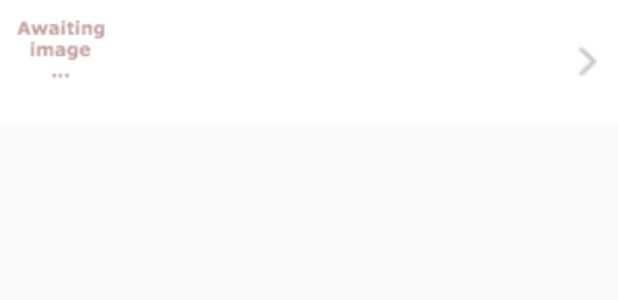
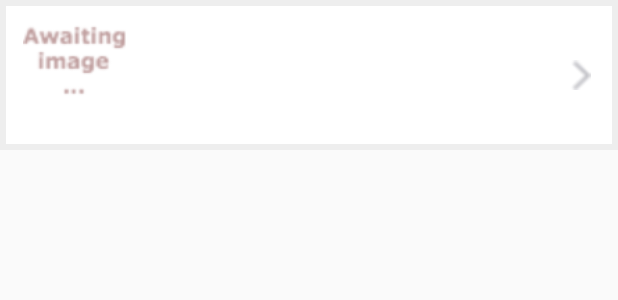
Before and after one commit to iaindownie/HurryHereNow, an Android app: the layout item_list_offer.xml on its own in the app's theme, with its tools: preview values and no code run, on a phone screen of 412 x 824 dp. Shown: the top 300 px of the screen. Run offline under Robolectric (Android 15) with nearby library versions, the phone set to English and light mode, and no system bars.

Commit message:
Bug fixes after Richard Hunter's visit. 1. Search to work off icons AND TEXT LABELS 2. After Spot & Share upload, redirect to Map (offer) Fragment 3. Increased height of lists of offers (FragmentList and FragmentRetailerDetail 4. Lock search screen to portrait

```diff
--- a/app/src/main/AndroidManifest.xml
+++ b/app/src/main/AndroidManifest.xml
@@ -68,6 +68,7 @@
 
         <activity
             android:name="com.spawny.HHNbeta.Search"
+            android:screenOrientation="portrait"
             android:theme="@android:style/Theme.NoTitleBar.Fullscreen"
             android:windowSoftInputMode="adjustPan|stateHidden">
             <intent-filter>
--- a/app/src/main/java/com/spawny/HHNbeta/Constants.java
+++ b/app/src/main/java/com/spawny/HHNbeta/Constants.java
@@ -7,10 +7,11 @@ package com.spawny.HHNbeta;
 public class Constants {
 
     // Static var for preventing uploads if in development mode
+    // and center location on Cambridge. Set to TRUE for debugging work
     public static boolean IS_DEBUG = false;
 
     // Set default distance for promotions API
-    public static int PROMOTIONS_DISTANCE = 50;
+    public static int PROMOTIONS_DISTANCE = 60;
     // Set base URLs for use throughout App
     public static String API_BASE_URL = "http://api.hurryherenow.com";
     public static String WWW_BASE_URL = "http://www.hurryherenow.com";
--- a/app/src/main/java/com/spawny/HHNbeta/MainActivity.java
+++ b/app/src/main/java/com/spawny/HHNbeta/MainActivity.java
@@ -130,6 +130,7 @@ public class MainActivity extends FragmentActivity {
     }
 
     public void updateOffersButton(boolean state) {
+        offersButton.setImageDrawable(getResources().getDrawable(R.drawable.offersred100));
         offersButton.setEnabled(state);
     }
 
--- a/app/src/main/res/layout/item_list_offer.xml
+++ b/app/src/main/res/layout/item_list_offer.xml
@@ -1,5 +1,11 @@
 <?xml version="1.0" encoding="utf-8"?>
-<LinearLayout xmlns:android="http://schemas.android.com/apk/res/android"
+<RelativeLayout xmlns:android="http://schemas.android.com/apk/res/android"
+    android:layout_width="match_parent"
+    android:layout_height="wrap_content"
+    android:background="#ffeeeeee"
+    android:padding="4.0dip">
+
+    <LinearLayout
     android:layout_width="match_parent"
     android:layout_height="wrap_content"
     android:background="@color/white"
@@ -8,8 +14,8 @@
 
     <ImageView
         android:id="@+id/Image1"
-        android:layout_width="70.0dip"
-        android:layout_height="70.0dip"
+        android:layout_width="80.0dip"
+        android:layout_height="80.0dip"
         android:padding="5.0dip"
         android:src="@drawable/awaiting_small" />
 
@@ -52,3 +58,4 @@
         android:src="@drawable/arrowright" />
 
 </LinearLayout>
+</RelativeLayout>
```
Also changed, not shown: app/src/main/java/com/spawny/HHNbeta/FragmentSpot.java (+7 -0 lines), app/src/main/java/com/spawny/HHNbeta/Search.java (+60 -0 lines), app/src/main/res/layout/item_retailer_offer_list.xml (+6 -6 lines), app/src/main/res/layout/item_talk.xml (+3 -4 lines).
